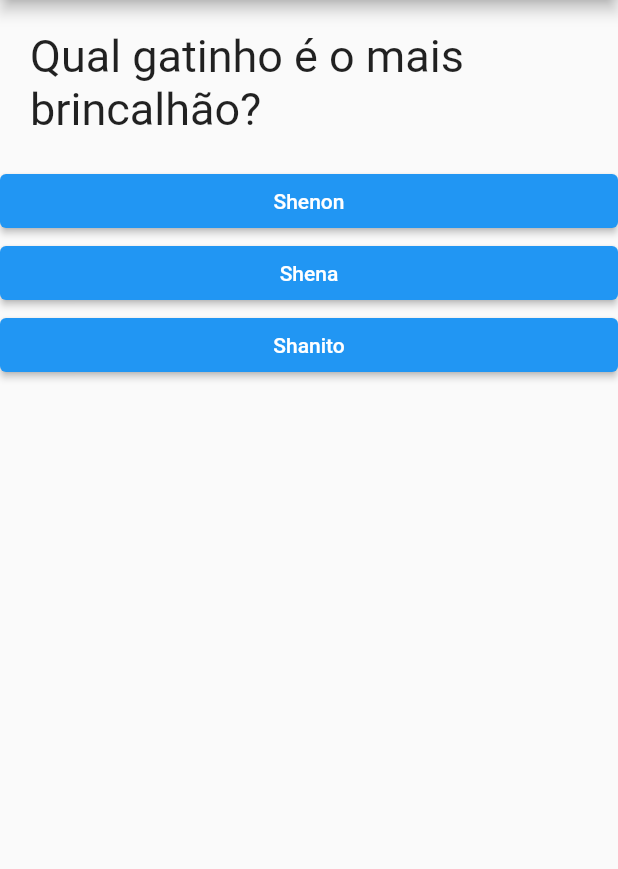
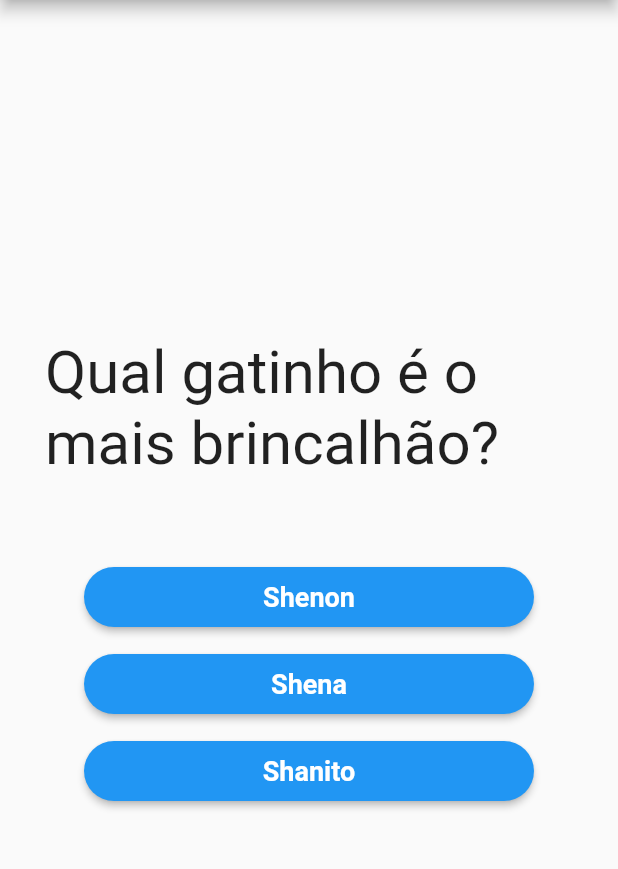
Before and after one commit to e-medeiros1/quiz_app, a Flutter app: the screen it shows after launch, on a phone screen of 412 x 824 dp, the part 84-953 px from its top. Run offline on Flutter 3.47's test engine with Material 2 defaults, Android fonts, the phone set to English and light mode, and no system bars.

Commit message:
Mudança visual nos botões e na questão

```diff
--- a/lib/questao.dart
+++ b/lib/questao.dart
@@ -8,12 +8,11 @@ class Questao extends StatelessWidget {
   @override
   Widget build(BuildContext context) {
     return Container(
-      width: double.infinity,
-      margin: const EdgeInsets.all(20),
+      margin: const EdgeInsets.fromLTRB(30, 0, 30, 50),
       child: Center(
         child: Text(
           texto,
-          style: const TextStyle(fontSize: 30),
+          style: const TextStyle(fontSize: 40),
         ),
       ),
     );
--- a/lib/questionario.dart
+++ b/lib/questionario.dart
@@ -25,6 +25,7 @@ class Questionario extends StatelessWidget {
         ? perguntas[perguntaSelecionada].cast()['respostas']
         : [];
     return Column(
+      mainAxisAlignment: MainAxisAlignment.center,
       children: [
         Questao(texto: perguntas[perguntaSelecionada]['texto'].toString()),
         ...respostas.map((resp) {
--- a/lib/respostas.dart
+++ b/lib/respostas.dart
@@ -11,11 +11,14 @@ class Resposta extends StatelessWidget {
   @override
   Widget build(BuildContext context) {
     return Container(
-      width: double.infinity,
+      padding: EdgeInsets.all(5),
       child: ElevatedButton(
         style: ElevatedButton.styleFrom(
-          primary: Colors.blue,
-        ),
+            primary: Colors.blue,
+            minimumSize: Size(300, 40),
+            textStyle: TextStyle(fontSize: 18, fontWeight: FontWeight.bold),
+            shape: RoundedRectangleBorder(
+                borderRadius: BorderRadius.circular(30))),
         child: Text(
           resposta,
           style: TextStyle(
```
